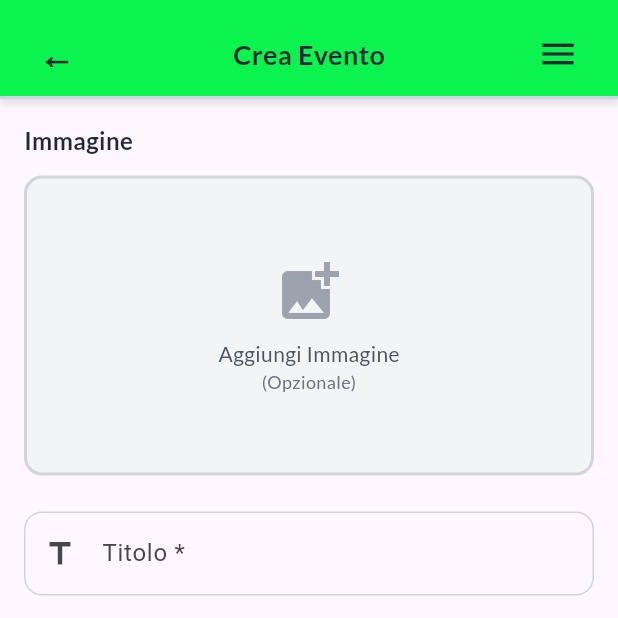
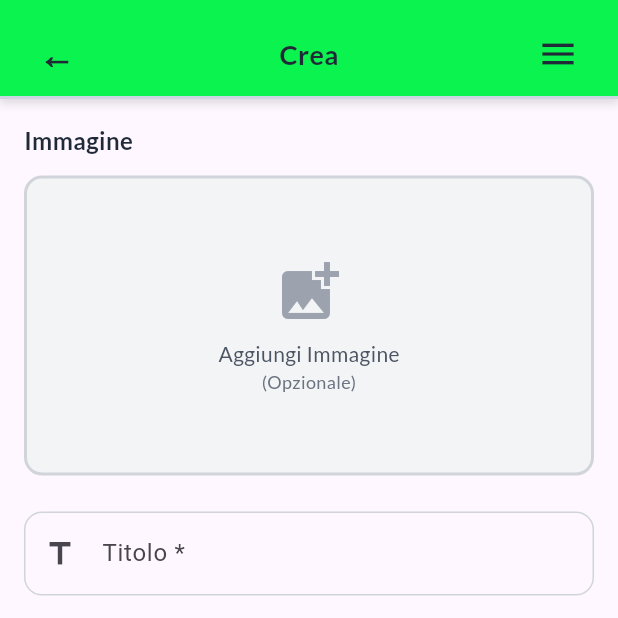
Before and after one commit to nynuz/pandalex, a Flutter app: the AreaGarantiEventoFormScreen screen opened directly, on a phone screen of 412 x 824 dp, the top half of it. Run offline on Flutter 3.47's test engine with Material 3 defaults, Android fonts, the phone set to English and light mode, and no system bars; our stand-ins replace email_validator, flutter_dotenv, flutter_html, geocoding, geolocator, google_fonts and 4 more; missing offline and left inert: flutter_email_sender, fuzzywuzzy; accounts and stored records are empty.

Commit message:
update Garanti screens title

```diff
--- a/lib/screens/garanti/area_garanti_dashboard_screen.dart
+++ b/lib/screens/garanti/area_garanti_dashboard_screen.dart
@@ -58,7 +58,7 @@ class _AreaGarantiDashboardScreenState extends State<AreaGarantiDashboardScreen>
 
     return Scaffold(
       appBar: TopBar(
-        title: 'Dashboard Garante',
+        title: 'Dashboard',
         showBackButton: false,
       ),
       endDrawer: const AppDrawer(),
--- a/lib/screens/garanti/area_garanti_eventi_list_screen.dart
+++ b/lib/screens/garanti/area_garanti_eventi_list_screen.dart
@@ -88,7 +88,7 @@ class _AreaGarantiEventiListScreenState extends State<AreaGarantiEventiListScree
   Widget build(BuildContext context) {
     return Scaffold(
       appBar: const TopBar(
-        title: 'I Miei Eventi',
+        title: 'Eventi',
         showBackButton: true,
       ),
       endDrawer: const AppDrawer(),
--- a/lib/screens/garanti/area_garanti_evento_detail_screen.dart
+++ b/lib/screens/garanti/area_garanti_evento_detail_screen.dart
@@ -86,7 +86,7 @@ class _AreaGarantiEventoDetailScreenState extends State<AreaGarantiEventoDetailS
   Widget build(BuildContext context) {
     return Scaffold(
       appBar: const TopBar(
-        title: 'Dettaglio Evento',
+        title: 'Evento',
         showBackButton: true,
       ),
       endDrawer: const AppDrawer(),
--- a/lib/screens/garanti/area_garanti_evento_form_screen.dart
+++ b/lib/screens/garanti/area_garanti_evento_form_screen.dart
@@ -232,7 +232,7 @@ class _AreaGarantiEventoFormScreenState extends State<AreaGarantiEventoFormScree
   Widget build(BuildContext context) {
     return Scaffold(
       appBar: TopBar(
-        title: _isModifica ? 'Modifica Evento' : 'Crea Evento',
+        title: _isModifica ? 'Modifica' : 'Crea',
         showBackButton: true,
       ),
       endDrawer: const AppDrawer(),
--- a/lib/screens/garanti/area_garanti_login_screen.dart
+++ b/lib/screens/garanti/area_garanti_login_screen.dart
@@ -65,7 +65,7 @@ class _AreaGarantiLoginScreenState extends State<AreaGarantiLoginScreen> {
   Widget build(BuildContext context) {
     return Scaffold(
       appBar: const TopBar(
-        title: 'Area Garanti',
+        title: 'Dashboard',
         showBackButton: true,
       ),
       body: SafeArea(
```
